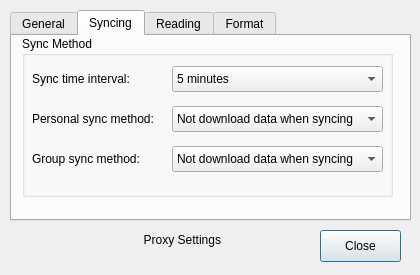
Above: src/ui/wizpreferencedialog.ui from WizTeam/WizQTClient before the change. Below: the same form after it.
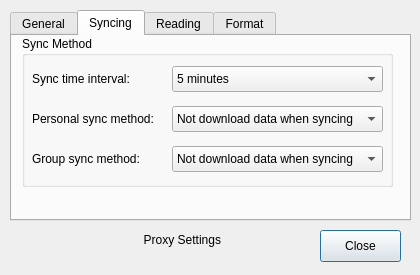
That is the form after the change. The open tabs and pages were chosen to show the change.

What changed in the file:
```diff
--- a/src/ui/wizpreferencedialog.ui
+++ b/src/ui/wizpreferencedialog.ui
@@ -112,7 +112,7 @@
        <x>10</x>
        <y>0</y>
        <width>371</width>
-       <height>161</height>
+       <height>151</height>
       </rect>
      </property>
      <property name="title">
```
Left out of the diff: 2 changed lines with no effect on the pictures.
